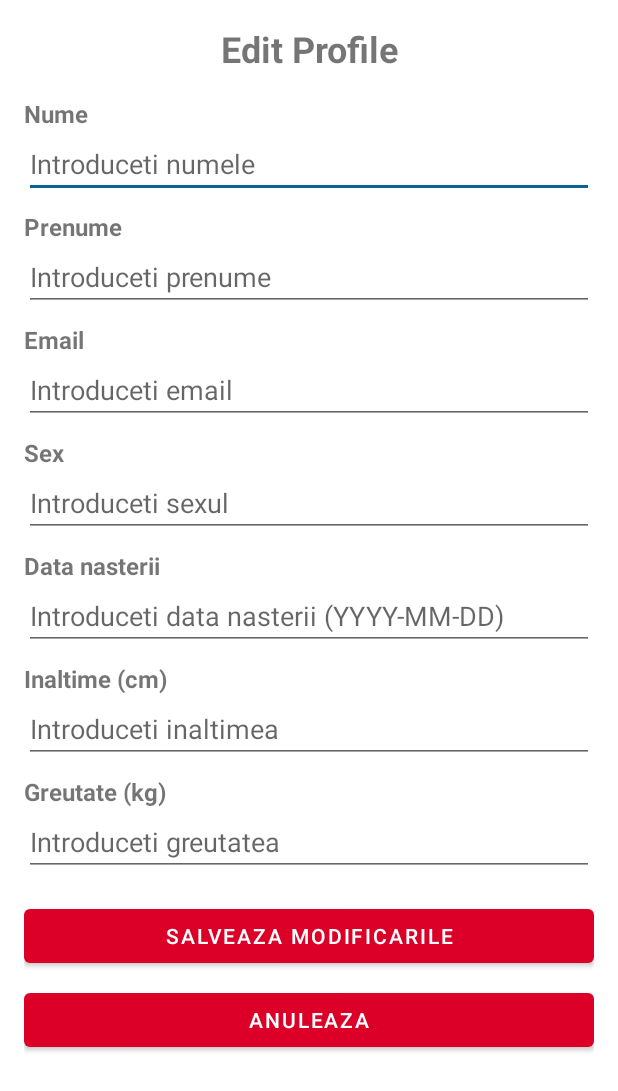
After one commit to AndreiSavaC/Medly, an Android app: the layout activity_edit_profile.xml on its own in the app's theme, with its tools: preview values and no code run, on a phone screen of 412 x 824 dp. The commit adds this screen. Shown: the top 1091 px of the screen. Run offline under Robolectric (Android 15) with nearby library versions, the phone set to English and light mode, and no system bars.

Commit message:
Added edit page for pacient info

```diff
--- a/AndroidApp/app/src/main/java/com/example/androidapp/PatientLandingActivity.kt
+++ b/AndroidApp/app/src/main/java/com/example/androidapp/PatientLandingActivity.kt
@@ -50,7 +50,6 @@ class PatientLandingActivity : AppCompatActivity() {
         }
 
         val btnBookAppointment = findViewById<Button>(R.id.btnBookAppointment)
-        val btnEditProfile = findViewById<Button>(R.id.btnEditProfile)
 
         btnBookAppointment.setOnClickListener {
             startActivity(Intent(this, ScheduleActivity::class.java))
@@ -59,6 +58,11 @@ class PatientLandingActivity : AppCompatActivity() {
         val btnDoctorAI = findViewById<Button>(R.id.btnDoctorAI)
         btnDoctorAI.setOnClickListener {
             startActivity(Intent(this, ChatActivity::class.java))
+        }
+
+        val btnEditUser = findViewById<Button>(R.id.btnEditProfile)
+        btnEditUser.setOnClickListener {
+            startActivity(Intent(this, EditProfileActivity::class.java))
         }
 
         appointmentList = findViewById(R.id.appointment_list)
--- a/AndroidApp/app/src/main/java/com/example/androidapp/api/UserService.kt
+++ b/AndroidApp/app/src/main/java/com/example/androidapp/api/UserService.kt
@@ -8,6 +8,7 @@ import retrofit2.http.GET
 import retrofit2.http.Header
 import retrofit2.http.Headers
 import retrofit2.http.POST
+import retrofit2.http.PUT
 import retrofit2.http.Path
 
 interface UserService {
@@ -22,4 +23,7 @@ interface UserService {
 
     @GET("users/{id}")
     fun getUserById(@Path("id") id: Int): Call<UserResponse>
+
+    @PUT("users/{id}")
+    fun updateUser(@Path("id") id: Int, @Body user: UserRequest): Call<Void>
 }
--- /dev/null
+++ b/AndroidApp/app/src/main/res/layout/activity_edit_profile.xml
@@ -0,0 +1,151 @@
+<?xml version="1.0" encoding="utf-8"?>
+<androidx.constraintlayout.widget.ConstraintLayout
+    xmlns:android="http://schemas.android.com/apk/res/android"
+    xmlns:tools="http://schemas.android.com/tools"
+    android:layout_width="match_parent"
+    android:layout_height="match_parent"
+    tools:context=".EditProfileActivity">
+
+    <ScrollView
+        android:layout_width="match_parent"
+        android:layout_height="match_parent">
+
+        <LinearLayout
+            android:layout_width="match_parent"
+            android:layout_height="wrap_content"
+            android:orientation="vertical"
+            android:padding="16dp">
+
+            <TextView
+                android:id="@+id/textViewTitle"
+                android:layout_width="match_parent"
+                android:layout_height="wrap_content"
+                android:text="Edit Profile"
+                android:textSize="24sp"
+                android:textStyle="bold"
+                android:gravity="center"
+                android:layout_marginBottom="16dp" />
+
+            <!-- Name -->
+            <TextView
+                android:layout_width="match_parent"
+                android:layout_height="wrap_content"
+                android:text="Nume"
+                android:textSize="16sp"
+                android:textStyle="bold" />
+
+            <EditText
+                android:id="@+id/editTextName"
+                android:layout_width="match_parent"
+                android:layout_height="wrap_content"
+                android:hint="Introduceti numele" />
+
+            <!-- Surname -->
+            <TextView
+                android:layout_width="match_parent"
+                android:layout_height="wrap_content"
+                android:text="Prenume"
+                android:textSize="16sp"
+                android:textStyle="bold"
+                android:layout_marginTop="8dp" />
+
+            <EditText
+                android:id="@+id/editTextSurname"
+                android:layout_width="match_parent"
+                android:layout_height="wrap_content"
+                android:hint="Introduceti prenume" />
+
+            <!-- Email -->
+            <TextView
+                android:layout_width="match_parent"
+                android:layout_height="wrap_content"
+                android:text="Email"
+                android:textSize="16sp"
+                android:textStyle="bold"
+                android:layout_marginTop="8dp" />
+
+            <EditText
+                android:id="@+id/editTextEmail"
+                android:layout_width="match_parent"
+                android:layout_height="wrap_content"
+                android:hint="Introduceti email" />
+
+            <!-- Gender -->
+            <TextView
+                android:layout_width="match_parent"
+                android:layout_height="wrap_content"
+                android:text="Sex"
+                android:textSize="16sp"
+                android:textStyle="bold"
+                android:layout_marginTop="8dp" />
+
+            <EditText
+                android:id="@+id/editTextGender"
+                android:layout_width="match_parent"
+                android:layout_height="wrap_content"
+                android:hint="Introduceti sexul" />
+
+            <!-- Date of Birth -->
+            <TextView
+                android:layout_width="match_parent"
+                android:layout_height="wrap_content"
+                android:text="Data nasterii"
+                android:textSize="16sp"
+                android:textStyle="bold"
+                android:layout_marginTop="8dp" />
+
+            <EditText
+                android:id="@+id/editTextBirthDate"
+                android:layout_width="match_parent"
+                android:layout_height="wrap_content"
+                android:hint="Introduceti data nasterii (YYYY-MM-DD)" />
+
+            <!-- Height -->
+            <TextView
+                android:layout_width="match_parent"
+                android:layout_height="wrap_content"
+                android:text="Inaltime (cm)"
+                android:textSize="16sp"
+                android:textStyle="bold"
+                android:layout_marginTop="8dp" />
+
+            <EditText
+                android:id="@+id/editTextHeight"
+                android:layout_width="match_parent"
+                android:layout_height="wrap_content"
+                android:hint="Introduceti inaltimea" />
+
+            <!-- Weight -->
+            <TextView
+                android:layout_width="match_parent"
+                android:layout_height="wrap_content"
+                android:text="Greutate (kg)"
+                android:textSize="16sp"
+                android:textStyle="bold"
+                android:layout_marginTop="8dp" />
+
+            <EditText
+                android:id="@+id/editTextWeight"
+                android:layout_width="match_parent"
+                android:layout_height="wrap_content"
+                android:hint="Introduceti greutatea" />
+
+            <!-- Action Buttons -->
+            <Button
+                android:id="@+id/btnSave"
+                android:layout_width="match_parent"
+                android:layout_height="wrap_content"
+                android:text="Salveaza modificarile"
+                android:layout_marginTop="16dp" />
+
+            <Button
+                android:id="@+id/btnCancel"
+                android:layout_width="match_parent"
+                android:layout_height="wrap_content"
+                android:text="Anuleaza"
+                android:layout_marginTop="8dp" />
+
+        </LinearLayout>
+    </ScrollView>
+
+</androidx.constraintlayout.widget.ConstraintLayout>
```
Also changed, not shown: AndroidApp/app/src/main/java/com/example/androidapp/EditProfileActivity.kt (added, +107 -0 lines).
